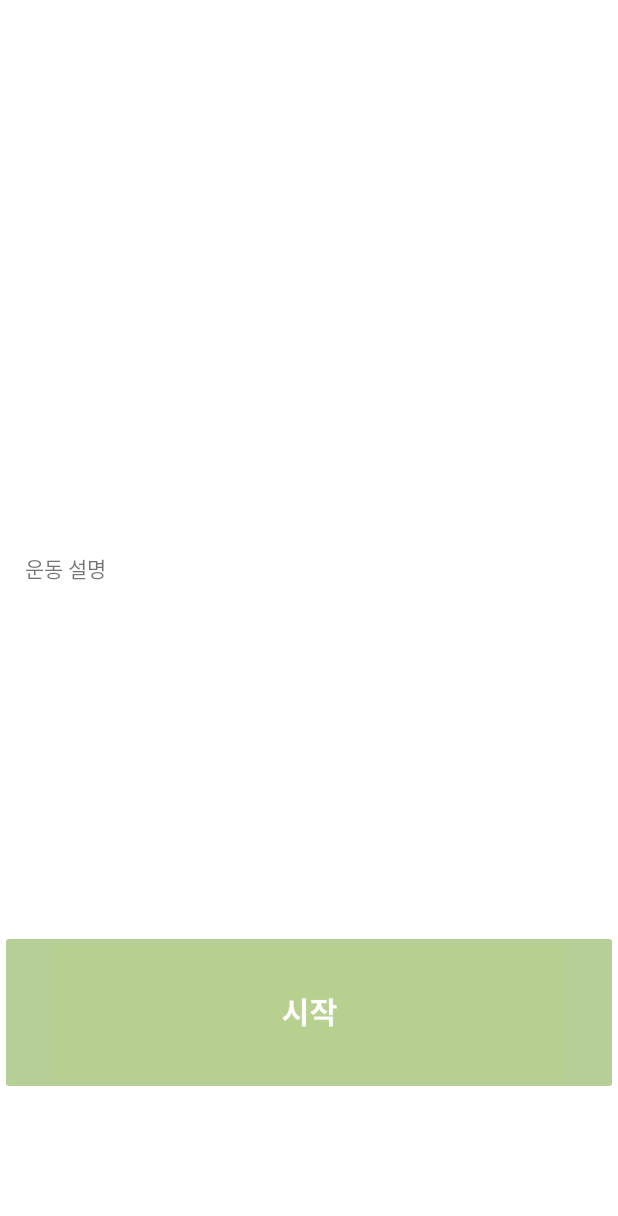
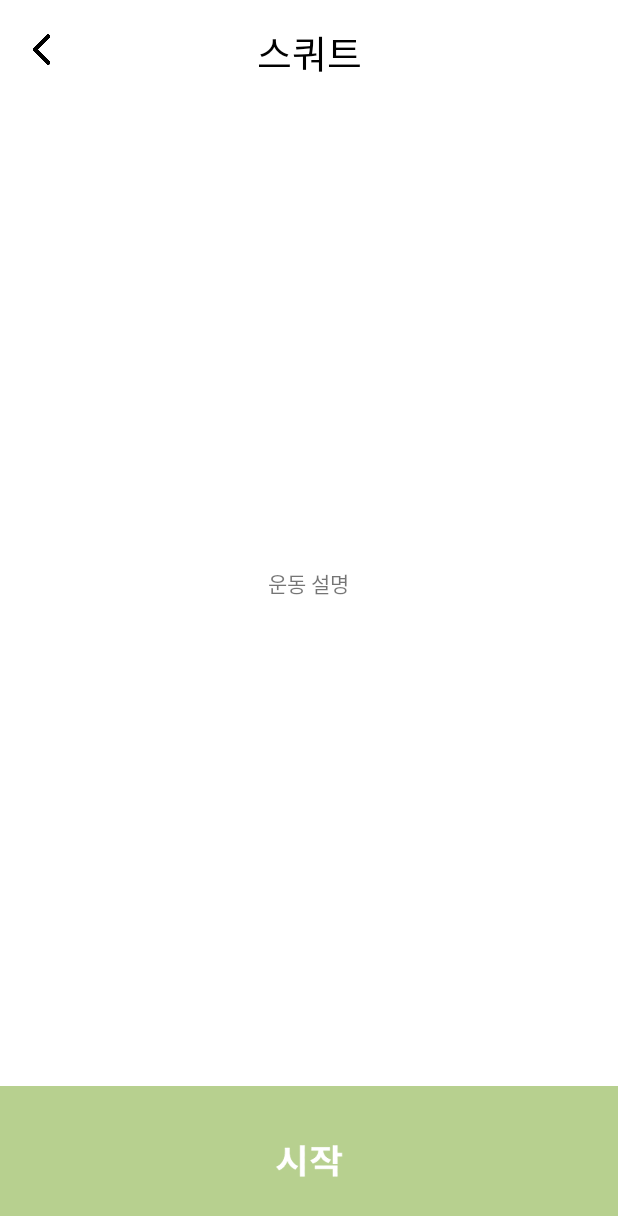
Before and after one commit to AnJiye/Android-Hellin-project, an Android app: the layout explain_squat.xml on its own in the app's theme, with its tools: preview values and no code run, on a phone screen of 412 x 824 dp. Shown: the top 1216 px of the screen. Run offline under Robolectric (Android 15) with nearby library versions, the phone set to English and light mode, and no system bars.

Commit message:
explain page

```diff
--- a/app/src/main/res/layout/explain_squat.xml
+++ b/app/src/main/res/layout/explain_squat.xml
@@ -1,35 +1,48 @@
 <?xml version="1.0" encoding="utf-8"?>
-<androidx.constraintlayout.widget.ConstraintLayout xmlns:android="http://schemas.android.com/apk/res/android"
-    xmlns:app="http://schemas.android.com/apk/res-auto"
-    xmlns:tools="http://schemas.android.com/tools"
+<LinearLayout
+    xmlns:android="http://schemas.android.com/apk/res/android"
     android:layout_width="match_parent"
-    android:layout_height="match_parent">
+    android:layout_height="match_parent"
+    android:orientation="vertical">
 
-    <TextView
-        android:id="@+id/textView10"
-        android:layout_width="374dp"
-        android:layout_height="119dp"
-        android:layout_marginTop="368dp"
-        android:text="운동 설명"
-        app:layout_constraintEnd_toEndOf="parent"
-        app:layout_constraintHorizontal_bias="0.432"
-        app:layout_constraintStart_toStartOf="parent"
-        app:layout_constraintTop_toTopOf="parent" />
+    <RelativeLayout
+        android:layout_width="match_parent"
+        android:layout_height="wrap_content"
+        android:layout_marginTop="15dp">
+        <ImageButton
+            android:id="@+id/back_btn"
+            android:layout_width="35dp"
+            android:layout_height="35dp"
+            android:scaleType="fitXY"
+            android:background="@android:color/transparent"
+            android:src="@drawable/back_btn"
+            android:layout_marginLeft="10dp"/>
+        <TextView
+            android:layout_width="match_parent"
+            android:layout_height="wrap_content"
+            android:text="스쿼트"
+            android:textSize="25sp"
+            android:textAlignment="center"
+            android:textColor="@color/black"/>
+    </RelativeLayout>
+
+    <LinearLayout
+        android:layout_width="match_parent"
+        android:layout_height="wrap_content"
+        android:layout_weight="1"
+        android:gravity="center">
+        <TextView
+            android:layout_width="wrap_content"
+            android:layout_height="wrap_content"
+            android:text="운동 설명"/>
+    </LinearLayout>
 
     <ImageButton
-        android:id="@+id/imageButton"
-        android:layout_width="wrap_content"
-        android:layout_height="110dp"
-        android:layout_marginTop="620dp"
-        android:backgroundTint="#B5CF97"
-        android:contentDescription="@string/todo"
-        android:scaleType="centerInside"
-        app:layout_constraintEnd_toEndOf="parent"
-        app:layout_constraintHorizontal_bias="0.0"
-        app:layout_constraintStart_toStartOf="parent"
-        app:layout_constraintTop_toTopOf="parent"
-        app:srcCompat="@drawable/button_start"
-        tools:ignore="ImageContrastCheck"
-        tools:srcCompat="@drawable/button_start" />
+        android:id="@+id/squat_start_btn"
+        android:layout_width="match_parent"
+        android:layout_height="100dp"
+        android:scaleType="fitXY"
+        android:background="@android:color/transparent"
+        android:src="@drawable/button_start" />
 
-</androidx.constraintlayout.widget.ConstraintLayout>
+</LinearLayout>
```
Also changed, not shown: app/src/main/AndroidManifest.xml (+7 -0 lines), app/src/main/java/com/example/hellinproject/ExplainPlankActivity.kt (added, +11 -0 lines), app/src/main/java/com/example/hellinproject/ExplainPushupActivity.kt (added, +11 -0 lines), app/src/main/java/com/example/hellinproject/ExplainSquatActivity.kt (added, +11 -0 lines), app/src/main/java/com/example/hellinproject/MainActivity.kt (+23 -0 lines), app/src/main/java/com/example/hellinproject/MypageActivity.kt (added, +11 -0 lines), app/src/main/res/layout/explain_plank.xml (+42 -29 lines), app/src/main/res/layout/explain_pushup.xml (+42 -29 lines), app/src/main/res/drawable/back_btn.png (added).
